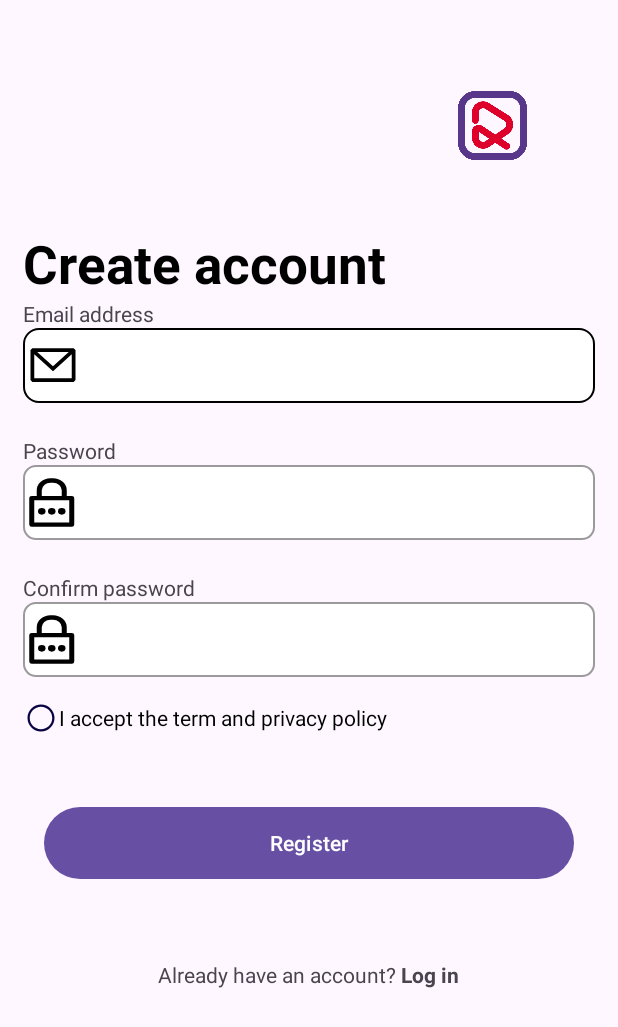
After one commit to pokiwer/Music-App, an Android app: the RegisterActivity screen opened directly, with no data from a screen before it, on a phone screen of 412 x 824 dp. The commit adds this screen. Shown: the top 1027 px of the screen. Run offline under Robolectric (Android 15) with nearby library versions, the phone set to English and light mode, and no system bars.

Commit message:
finish login_ui

```diff
--- /dev/null
+++ b/app/src/main/java/com/example/musicapp/RegisterActivity.java
@@ -0,0 +1,110 @@
+package com.example.musicapp;
+
+import androidx.appcompat.app.AppCompatActivity;
+
+import android.content.Intent;
+import android.graphics.Color;
+import android.os.Bundle;
+import android.view.View;
+import android.widget.Button;
+import android.widget.EditText;
+import android.widget.TextView;
+
+import com.google.android.material.textfield.TextInputEditText;
+
+public class RegisterActivity extends AppCompatActivity {
+    TextView txtAccept, txtEmailReg, txtPassReg,txtConfirm, txtLogin;
+    EditText edtEmailReg, edtPassReg, edtConfirm;
+    Button btnRegister;
+    private boolean isChecked = false;
+
+    @Override
+    protected void onCreate(Bundle savedInstanceState) {
+        super.onCreate(savedInstanceState);
+        setContentView(R.layout.activity_register);
+
+        Mapping();
+        Controller();
+    }
+
+    private void Mapping() {
+        txtEmailReg = findViewById(R.id.txtEmailReg);
+        txtPassReg = findViewById(R.id.txtPassReg);
+        txtAccept = findViewById(R.id.txtAccept);
+        txtLogin = findViewById(R.id.txtLogin);
+        txtConfirm = findViewById(R.id.txtConfirm);
+        edtEmailReg = findViewById(R.id.edtEmailReg);
+        edtPassReg = findViewById(R.id.edtPassReg);
+        edtConfirm = findViewById(R.id.edtConfirm);
+        btnRegister = findViewById(R.id.btnRegister);
+    }
+
+    private void Controller() {
+        txtAccept.setOnClickListener(new View.OnClickListener() {
+            @Override
+            public void onClick(View view) {
+                isChecked = !isChecked;
+                if (isChecked) {
+                    txtAccept.setCompoundDrawablesWithIntrinsicBounds(R.drawable.ic_checked, 0, 0, 0);
+                } else {
+                    txtAccept.setCompoundDrawablesWithIntrinsicBounds(R.drawable.ic_unchecked, 0, 0, 0);
+                }
+            }
+        });
+
+        txtLogin.setOnClickListener(new View.OnClickListener() {
+            @Override
+            public void onClick(View view) {
+                Intent intent = new Intent(RegisterActivity.this, LoginActivity.class);
+                startActivity(intent);
+            }
+        });
+
+        btnRegister.setOnClickListener(new View.OnClickListener() {
+            @Override
+            public void onClick(View view) {
+                String email = edtEmailReg.getText().toString();
+                String pass = edtPassReg.getText().toString();
+                String confirm = edtConfirm.getText().toString();
+                if(!email.isEmpty()){
+                    txtEmailReg.setTextColor(Color.parseColor("#000000"));
+                    if(!pass.isEmpty())
+                    {
+                        txtPassReg.setTextColor(Color.parseColor("#000000"));
+                        if (!confirm.isEmpty())
+                        {
+                            txtConfirm.setTextColor(Color.parseColor("#000000"));
+                            if (pass.equals(confirm))
+                            {
+                                txtConfirm.setTextColor(Color.parseColor("#000000"));
+                                if (isChecked)
+                                {
+                                    Intent intent = new Intent(RegisterActivity.this, LoginActivity.class);
+                                    startActivity(intent);
+                                }
+                                else {
+                                    txtAccept.setTextColor(Color.parseColor("#ff0000"));
+                                }
+                            }
+                            else
+                            {
+                                txtConfirm.setTextColor(Color.parseColor("#ff0000"));
+                                txtConfirm.setText("Password incorrect");
+                            }
+                        }
+                        else {
+                            txtConfirm.setTextColor(Color.parseColor("#ff0000"));
+                        }
+                    }
+                    else {
+                        txtPassReg.setTextColor(Color.parseColor("#ff0000"));
+                    }
+                }
+                else {
+                    txtEmailReg.setTextColor(Color.parseColor("#ff0000"));
+                }
+            }
+        });
+
+    }
+}
--- a/app/src/main/res/drawable/ic_checked.xml
+++ b/app/src/main/res/drawable/ic_checked.xml
@@ -1,4 +1,4 @@
-<vector android:height="48dp" android:viewportHeight="24"
-    android:viewportWidth="24" android:width="48dp" xmlns:android="http://schemas.android.com/apk/res/android">
+<vector android:height="24dp" android:viewportHeight="24"
+    android:viewportWidth="24" android:width="24dp" xmlns:android="http://schemas.android.com/apk/res/android">
     <path android:fillColor="#1C274C" android:fillType="evenOdd" android:pathData="M22,12C22,17.523 17.523,22 12,22C6.477,22 2,17.523 2,12C2,6.477 6.477,2 12,2C17.523,2 22,6.477 22,12ZM16.03,8.97C16.323,9.263 16.323,9.737 16.03,10.03L11.03,15.03C10.737,15.323 10.263,15.323 9.97,15.03L7.97,13.03C7.677,12.737 7.677,12.263 7.97,11.97C8.263,11.677 8.737,11.677 9.03,11.97L10.5,13.439L12.735,11.205L14.97,8.97C15.263,8.677 15.737,8.677 16.03,8.97Z"/>
 </vector>
--- a/app/src/main/res/layout/activity_login_srceen.xml
+++ b/app/src/main/res/layout/activity_login_srceen.xml
@@ -26,7 +26,7 @@
             android:layout_height="wrap_content"
             android:layout_gravity="center_horizontal"
             android:fontFamily="sans-serif"
-            android:text="Music"
+            android:text="Muzik"
             android:textColor="@color/black"
             android:textSize="40dp"
             android:textStyle="bold" />
--- /dev/null
+++ b/app/src/main/res/layout/activity_register.xml
@@ -0,0 +1,107 @@
+<?xml version="1.0" encoding="utf-8"?>
+<LinearLayout xmlns:android="http://schemas.android.com/apk/res/android"
+    xmlns:tools="http://schemas.android.com/tools"
+    android:layout_width="match_parent"
+    android:layout_height="match_parent"
+    android:orientation="vertical"
+    android:padding="15dp"
+    tools:context=".RegisterActivity">
+
+    <ImageView
+        android:layout_width="46dp"
+        android:layout_height="46dp"
+        android:layout_gravity="right"
+        android:layout_margin="45dp"
+        android:src="@drawable/logo_music" />
+
+    <TextView
+        android:layout_width="wrap_content"
+        android:layout_height="wrap_content"
+        android:text="Create account"
+        android:textColor="@color/black"
+        android:textSize="35dp"
+        android:textStyle="bold" />
+
+    <TextView
+        android:id="@+id/txtEmailReg"
+        android:layout_width="wrap_content"
+        android:layout_height="wrap_content"
+        android:text="Email address" />
+
+    <EditText
+        android:id="@+id/edtEmailReg"
+        android:layout_width="match_parent"
+        android:layout_height="50dp"
+        android:layout_marginBottom="22dp"
+        android:background="@drawable/custom_input"
+        android:drawableStart="@drawable/ic_email"
+        android:ems="10" />
+
+    <TextView
+        android:id="@+id/txtPassReg"
+        android:layout_width="wrap_content"
+        android:layout_height="wrap_content"
+        android:text="Password" />
+
+    <EditText
+        android:id="@+id/edtPassReg"
+        android:layout_width="match_parent"
+        android:layout_height="50dp"
+        android:background="@drawable/custom_input"
+        android:drawableStart="@drawable/ic_password"
+        android:ems="10"
+        android:inputType="numberPassword"
+        android:layout_marginBottom="22dp"/>
+
+    <TextView
+        android:id="@+id/txtConfirm"
+        android:layout_width="wrap_content"
+        android:layout_height="wrap_content"
+        android:text="Confirm password" />
+
+    <EditText
+        android:id="@+id/edtConfirm"
+        android:layout_width="match_parent"
+        android:layout_height="50dp"
+        android:background="@drawable/custom_input"
+        android:drawableStart="@drawable/ic_password"
+        android:ems="10"
+        android:inputType="numberPassword" />
+    <TextView
+        android:id="@+id/txtAccept"
+        android:layout_width="wrap_content"
+        android:layout_height="wrap_content"
+        android:drawableStart="@drawable/ic_unchecked"
+        android:gravity="center_vertical"
+        android:text="I accept the term and privacy policy"
+        android:textColor="@color/black"
+        android:layout_marginTop="15dp"/>
+    <Button
+        android:id="@+id/btnRegister"
+        android:layout_marginTop="43dp"
+        android:layout_width="353dp"
+        android:layout_height="56dp"
+        android:layout_gravity="center_horizontal"
+        android:text="Register" />
+    <androidx.appcompat.widget.LinearLayoutCompat
+        android:layout_width="match_parent"
+        android:layout_height="wrap_content"
+        android:gravity="center_horizontal"
+        android:orientation="horizontal"
+        android:layout_marginTop="50dp">
+
+        <TextView
+            android:layout_width="wrap_content"
+            android:layout_height="wrap_content"
+            android:text="Already have an account? " />
+
+        <TextView
+            android:id="@+id/txtLogin"
+            android:layout_width="wrap_content"
+            android:layout_height="wrap_content"
+            android:text="Log in"
+            android:textStyle="bold" />
+
+
+    </androidx.appcompat.widget.LinearLayoutCompat>
+</LinearLayout>
```
Also changed, not shown: app/src/main/AndroidManifest.xml (+5 -2 lines), app/src/main/java/com/example/musicapp/LoginActivity.java (+84 -1 lines), app/src/main/java/com/example/musicapp/LoginSrceenActivity.java (+21 -1 lines), app/src/main/res/drawable/ic_error.xml (added, +17 -0 lines), app/src/main/res/layout/activity_login.xml (+9 -2 lines), app/src/main/res/layout/custom_dialog.xml (added, +25 -0 lines).
